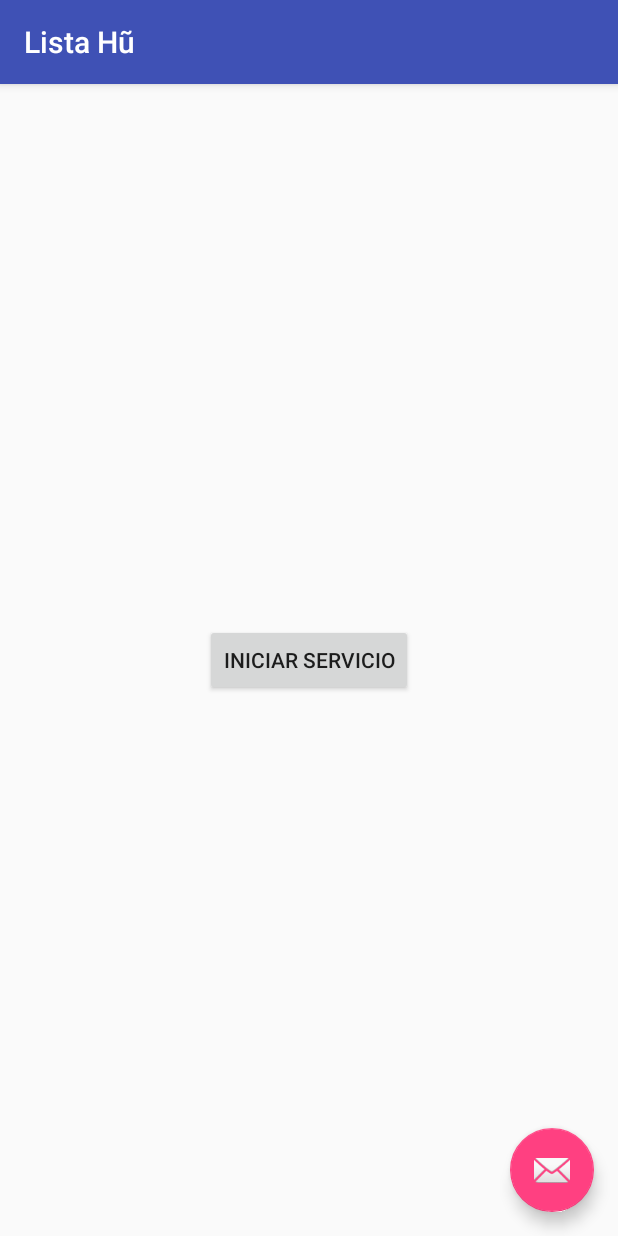
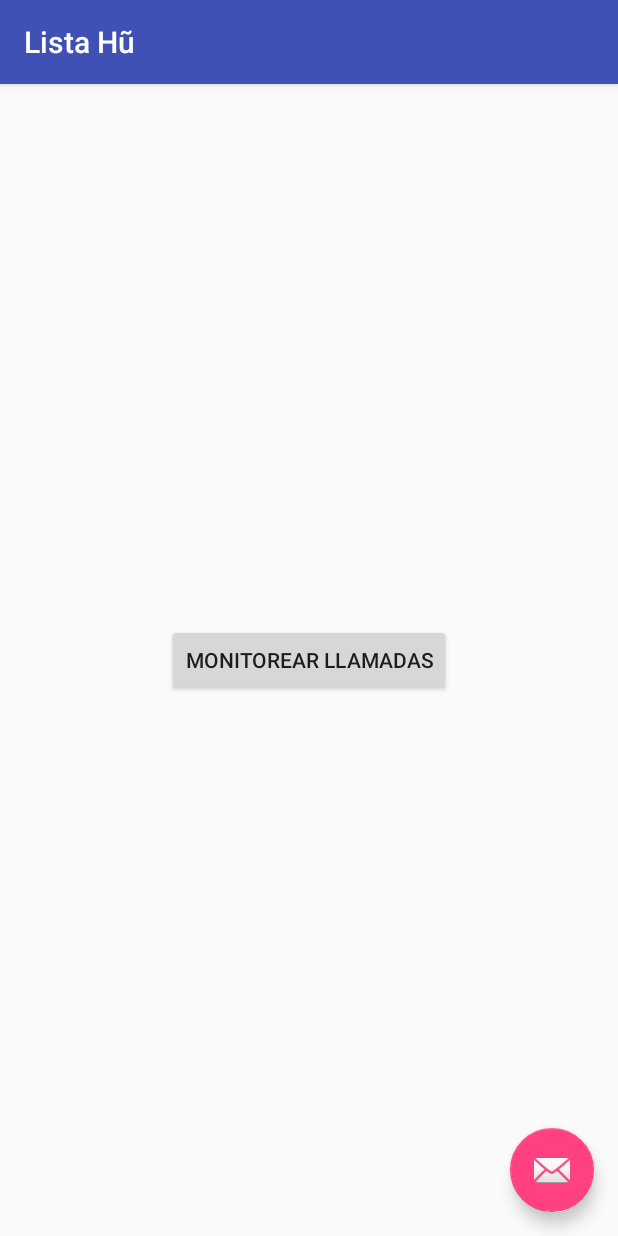
Before and after one commit to emilioeduardob/listahu-android, an Android app: the screen it shows after launch (MainActivity), on a phone screen of 412 x 824 dp. Run offline under Robolectric (Android 15) with nearby library versions, the phone set to English and light mode, and no system bars; our stand-ins replace ButterKnife; libraries missing offline, so code that uses them is left out: com.pixplicity.easyprefs, com.squareup.otto, io.realm, io.realm.exceptions; 5 statements that could not run were skipped.

Commit message:
Cleanup code

```diff
--- a/app/src/main/res/layout/content_main.xml
+++ b/app/src/main/res/layout/content_main.xml
@@ -12,7 +12,7 @@
     <Button
         android:layout_width="wrap_content"
         android:layout_height="wrap_content"
-        android:text="Iniciar Servicio"
+        android:text="@string/start_monitor"
         android:id="@+id/button_toggle_service"
         android:layout_centerVertical="true"
         android:layout_centerHorizontal="true" />
--- a/app/src/main/res/values/strings.xml
+++ b/app/src/main/res/values/strings.xml
@@ -1,4 +1,6 @@
 <resources>
     <string name="app_name">Lista Hũ</string>
     <string name="title_activity_main">Lista Hũ</string>
+    <string name="start_monitor">Monitorear Llamadas</string>
+    <string name="stop_monitor">Detener Monitoreo</string>
 </resources>
```
Also changed, not shown: app/src/main/java/com/dotech_hosting/listahu/MainActivity.java (+5 -12 lines).
